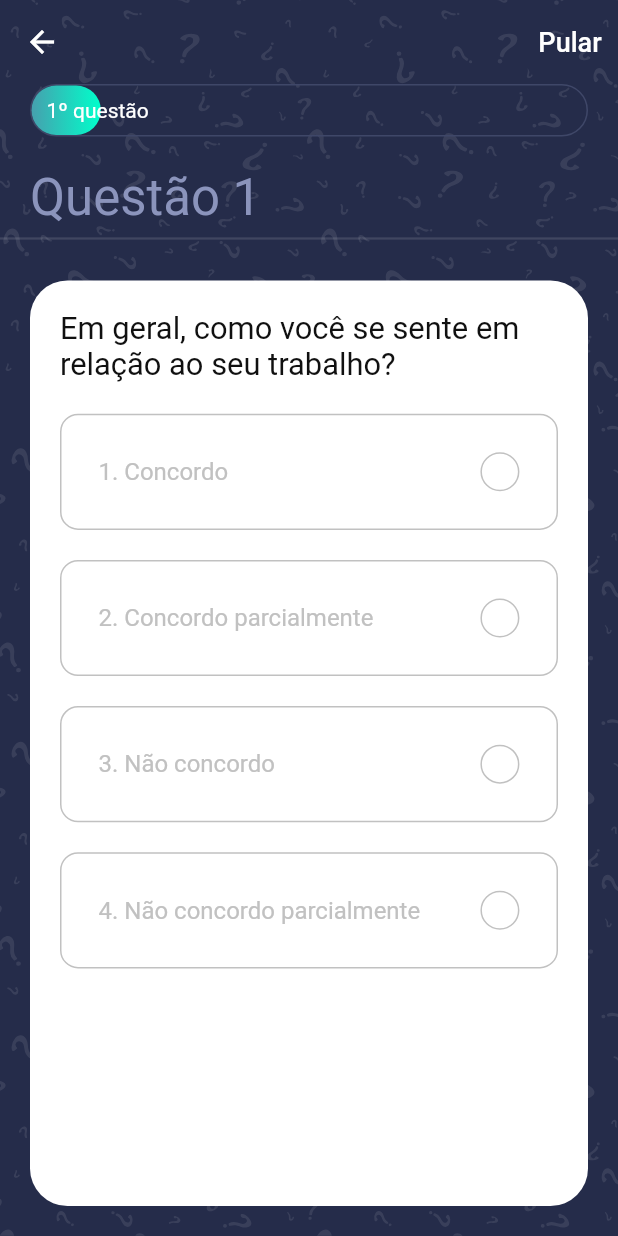
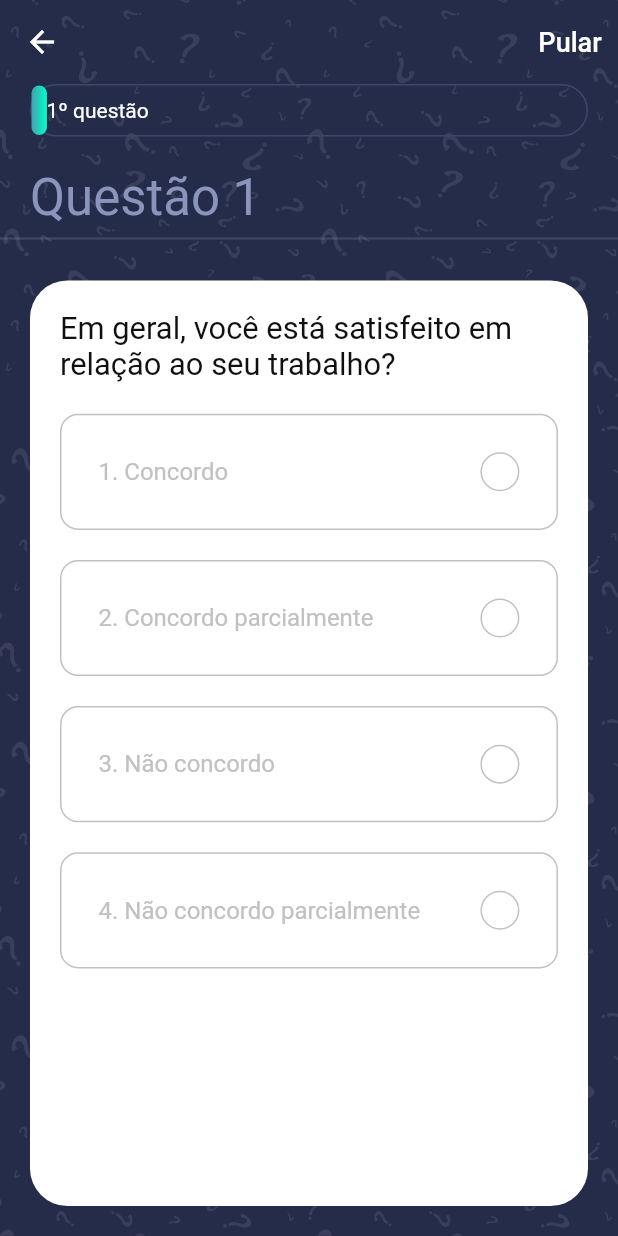
Before and after one commit to julysNICK/quiz_app, a Flutter app: the QuizScreen screen opened directly, on a phone screen of 412 x 824 dp. Run offline on Flutter 3.47's test engine with Material 2 defaults, Android fonts, the phone set to English and light mode, and no system bars; our stand-ins replace cloud_firestore, expandable, firebase_core, get, websafe_svg; accounts and stored records are empty.

```diff
--- a/lib/controllers/question_controller.dart
+++ b/lib/controllers/question_controller.dart
@@ -171,7 +171,7 @@ class QuestionController extends GetxController
       print(e);
     }
 
-    if (question.id == 8) {
+    if (question.id == 36) {
       Get.to(() => const AfterQuiz());
     }
   }
--- a/lib/main.dart
+++ b/lib/main.dart
@@ -1,7 +1,7 @@
 import 'package:flutter/material.dart';
 import 'package:get/get_navigation/src/root/get_material_app.dart';
-import 'package:quiz_app/screens/after_quiz/after_quiz_screen.dart';
 import 'package:firebase_core/firebase_core.dart';
+import 'package:quiz_app/screens/choose/choose_screen.dart';
 import 'firebase_options.dart';
 
 void main() async {
@@ -22,7 +22,7 @@ class MyApp extends StatelessWidget {
       title: "Quiz app",
       debugShowCheckedModeBanner: false,
       theme: ThemeData.dark(),
-      home: const AfterQuiz(),
+      home: const Choose(),
     );
   }
 }
--- a/lib/models/Question.dart
+++ b/lib/models/Question.dart
@@ -51,7 +51,7 @@ class SubjectiveRepo {
 final List<Question> sample_data = [
   Question(
       id: 1,
-      question: "Em geral, como você se sente em relação ao seu trabalho?",
+      question: "Em geral, você está satisfeito em relação ao seu trabalho?",
       options: [
         "Concordo",
         "Concordo parcialmente",
@@ -103,7 +103,7 @@ final List<Question> sample_data = [
   Question(
       id: 6,
       question:
-          "Você acha que as informações importantes são comunicadas de forma clara e eficaz?",
+          "Você tem acesso às informações necessárias para realizar seu trabalho?",
       options: [
         "Concordo",
         "Concordo parcialmente",
@@ -114,7 +114,7 @@ final List<Question> sample_data = [
   Question(
       id: 7,
       question:
-          "Você tem acesso às informações necessárias para realizar seu trabalho?",
+          "Você se sente confortável para expressar suas ideias e opiniões no ambiente de trabalho?",
       options: [
         "Concordo",
         "Concordo parcialmente",
@@ -125,7 +125,300 @@ final List<Question> sample_data = [
   Question(
       id: 8,
       question:
-          " Você se sente confortável para expressar suas ideias e opiniões no ambiente de trabalho?",
+          "Você se sente confortável para expressar suas ideias e opiniões no ambiente de trabalho?",
+      options: [
+        "Concordo",
+        "Concordo parcialmente",
+        "Não concordo ",
+        "Não concordo parcialmente",
+      ],
+      answer: 2),
+  Question(
+      id: 9,
+      question: "A empresa ouve e responde às suas sugestões e comentários?",
+      options: [
+        "Concordo",
+        "Concordo parcialmente",
+        "Não concordo ",
+        "Não concordo parcialmente",
+      ],
+      answer: 2),
+  Question(
+      id: 10,
+      question:
+          "Você acredita que seus superiores são competentes e capazes de liderar a equipe?",
+      options: [
+        "Concordo",
+        "Concordo parcialmente",
+        "Não concordo ",
+        "Não concordo parcialmente",
+      ],
+      answer: 2),
+  Question(
+      id: 11,
+      question: "Eles fornecem orientação e apoio quando necessário?",
+      options: [
+        "Concordo",
+        "Concordo parcialmente",
+        "Não concordo ",
+        "Não concordo parcialmente",
+      ],
+      answer: 2),
+  Question(
+      id: 12,
+      question: "Eles se preocupam com o bem-estar dos funcionários?",
+      options: [
+        "Concordo",
+        "Concordo parcialmente",
+        "Não concordo ",
+        "Não concordo parcialmente",
+      ],
+      answer: 2),
+  Question(
+      id: 13,
+      question: "Eles promovem um ambiente de trabalho justo e igualitário?",
+      options: [
+        "Concordo",
+        "Concordo parcialmente",
+        "Não concordo ",
+        "Não concordo parcialmente",
+      ],
+      answer: 2),
+  Question(
+      id: 14,
+      question: "Você acha que o ambiente de trabalho é confortável e seguro?",
+      options: [
+        "Concordo",
+        "Concordo parcialmente",
+        "Não concordo ",
+        "Não concordo parcialmente",
+      ],
+      answer: 2),
+  Question(
+      id: 15,
+      question: "O ambiente de trabalho é limpo e bem organizado?",
+      options: [
+        "Concordo",
+        "Concordo parcialmente",
+        "Não concordo ",
+        "Não concordo parcialmente",
+      ],
+      answer: 2),
+  Question(
+      id: 16,
+      question:
+          "A empresa promove um ambiente de trabalho diverso e inclusivo?",
+      options: [
+        "Concordo",
+        "Concordo parcialmente",
+        "Não concordo ",
+        "Não concordo parcialmente",
+      ],
+      answer: 2),
+  Question(
+      id: 17,
+      question:
+          "A empresa investe em recursos e equipamentos necessários para o seu trabalho?",
+      options: [
+        "Concordo",
+        "Concordo parcialmente",
+        "Não concordo ",
+        "Não concordo parcialmente",
+      ],
+      answer: 2),
+  Question(
+      id: 18,
+      question:
+          "A empresa oferece oportunidades de aprendizado e desenvolvimento profissional?",
+      options: [
+        "Concordo",
+        "Concordo parcialmente",
+        "Não concordo ",
+        "Não concordo parcialmente",
+      ],
+      answer: 2),
+  Question(
+      id: 19,
+      question:
+          "Você se sente apoiado pela empresa em seu desenvolvimento profissional?",
+      options: [
+        "Concordo",
+        "Concordo parcialmente",
+        "Não concordo ",
+        "Não concordo parcialmente",
+      ],
+      answer: 2),
+  Question(
+      id: 20,
+      question: "A empresa oferece oportunidades de crescimento e promoção?",
+      options: [
+        "Concordo",
+        "Concordo parcialmente",
+        "Não concordo ",
+        "Não concordo parcialmente",
+      ],
+      answer: 2),
+  Question(
+      id: 21,
+      question:
+          "Você acredita que a empresa valoriza e recompensa o desempenho excepcional?",
+      options: [
+        "Concordo",
+        "Concordo parcialmente",
+        "Não concordo ",
+        "Não concordo parcialmente",
+      ],
+      answer: 2),
+  Question(
+      id: 22,
+      question: "Você se identifica com os valores e missão da empresa?",
+      options: [
+        "Concordo",
+        "Concordo parcialmente",
+        "Não concordo ",
+        "Não concordo parcialmente",
+      ],
+      answer: 2),
+  Question(
+      id: 23,
+      question:
+          "A empresa promove um ambiente de trabalho colaborativo e de equipe?",
+      options: [
+        "Concordo",
+        "Concordo parcialmente",
+        "Não concordo ",
+        "Não concordo parcialmente",
+      ],
+      answer: 2),
+  Question(
+      id: 24,
+      question: "A empresa promove a diversidade e inclusão?",
+      options: [
+        "Concordo",
+        "Concordo parcialmente",
+        "Não concordo ",
+        "Não concordo parcialmente",
+      ],
+      answer: 2),
+  Question(
+      id: 25,
+      question:
+          "A empresa é socialmente responsável e engajada com a comunidade?",
+      options: [
+        "Concordo",
+        "Concordo parcialmente",
+        "Não concordo ",
+        "Não concordo parcialmente",
+      ],
+      answer: 2),
+  Question(
+      id: 26,
+      question:
+          "Você acha que sua remuneração é justa em relação às suas responsabilidades e desempenho?",
+      options: [
+        "Concordo",
+        "Concordo parcialmente",
+        "Não concordo ",
+        "Não concordo parcialmente",
+      ],
+      answer: 2),
+  Question(
+      id: 27,
+      question:
+          "A empresa oferece benefícios suficientes para atender às suas necessidades?",
+      options: [
+        "Concordo",
+        "Concordo parcialmente",
+        "Não concordo ",
+        "Não concordo parcialmente",
+      ],
+      answer: 2),
+  Question(
+      id: 28,
+      question: "Você acha que a empresa valoriza o seu trabalho e esforço?",
+      options: [
+        "Concordo",
+        "Concordo parcialmente",
+        "Não concordo ",
+        "Não concordo parcialmente",
+      ],
+      answer: 2),
+  Question(
+      id: 29,
+      question: "Você se sente recompensado pelos resultados alcançados?",
+      options: [
+        "Concordo",
+        "Concordo parcialmente",
+        "Não concordo ",
+        "Não concordo parcialmente",
+      ],
+      answer: 2),
+  Question(
+      id: 30,
+      question:
+          "A empresa tem processos claros e eficientes para realizar o trabalho?",
+      options: [
+        "Concordo",
+        "Concordo parcialmente",
+        "Não concordo ",
+        "Não concordo parcialmente",
+      ],
+      answer: 2),
+  Question(
+      id: 31,
+      question:
+          "Os procedimentos e políticas são justos e aplicados de forma consistente?",
+      options: [
+        "Concordo",
+        "Concordo parcialmente",
+        "Não concordo ",
+        "Não concordo parcialmente",
+      ],
+      answer: 2),
+  Question(
+      id: 32,
+      question: "A empresa está aberta a mudanças e inovações?",
+      options: [
+        "Concordo",
+        "Concordo parcialmente",
+        "Não concordo ",
+        "Não concordo parcialmente",
+      ],
+      answer: 2),
+  Question(
+      id: 33,
+      question:
+          "A empresa promove a melhoria contínua dos processos e do desempenho?",
+      options: [
+        "Concordo",
+        "Concordo parcialmente",
+        "Não concordo ",
+        "Não concordo parcialmente",
+      ],
+      answer: 2),
+  Question(
+      id: 34,
+      question: "Você acredita que a empresa está bem posicionada no mercado?",
+      options: [
+        "Concordo",
+        "Concordo parcialmente",
+        "Não concordo ",
+        "Não concordo parcialmente",
+      ],
+      answer: 2),
+  Question(
+      id: 35,
+      question: "A empresa está atenta às tendências e mudanças do mercado?",
+      options: [
+        "Concordo",
+        "Concordo parcialmente",
+        "Não concordo ",
+        "Não concordo parcialmente",
+      ],
+      answer: 2),
+  Question(
+      id: 36,
+      question: "A empresa é vista como uma referência no setor em que atua?",
       options: [
         "Concordo",
         "Concordo parcialmente",
--- a/lib/screens/quiz/components/progress_bar.dart
+++ b/lib/screens/quiz/components/progress_bar.dart
@@ -27,7 +27,7 @@ class ProgressBar extends StatelessWidget {
                 LayoutBuilder(builder: (context, constraints) {
                   return Container(
                     width: constraints.maxWidth *
-                        (controller.questionNumberInt / 8),
+                        (controller.questionNumberInt / 36),
                     decoration: const BoxDecoration(
                       gradient: kPrimaryGradient,
                       borderRadius: BorderRadius.all(
```
